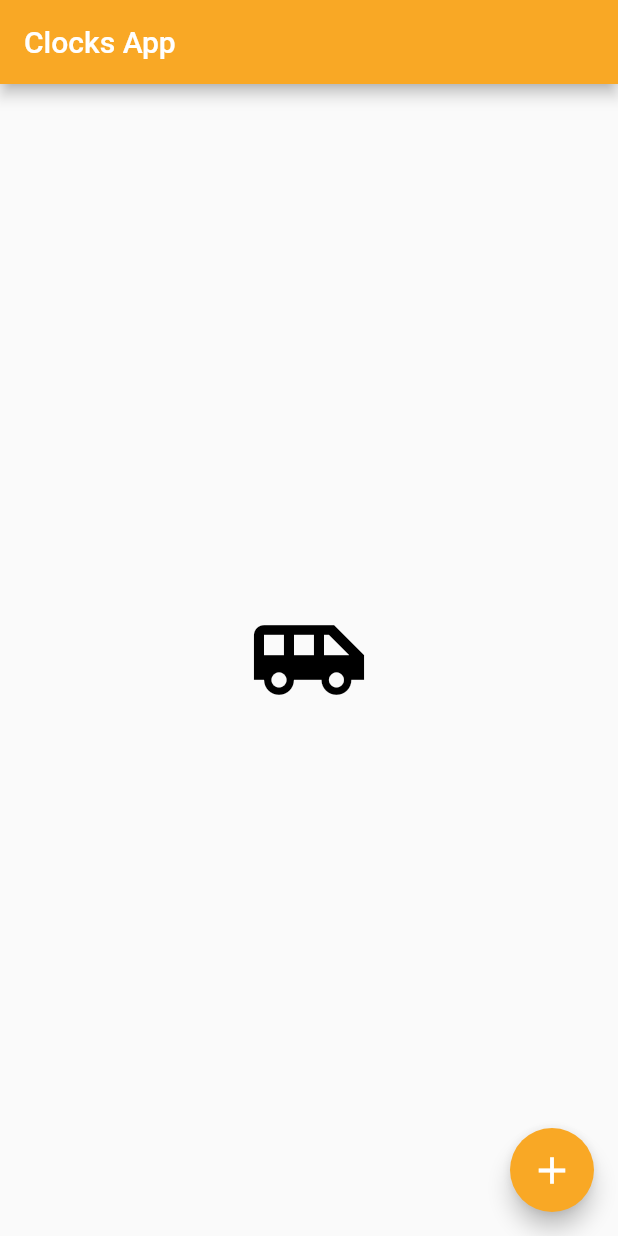
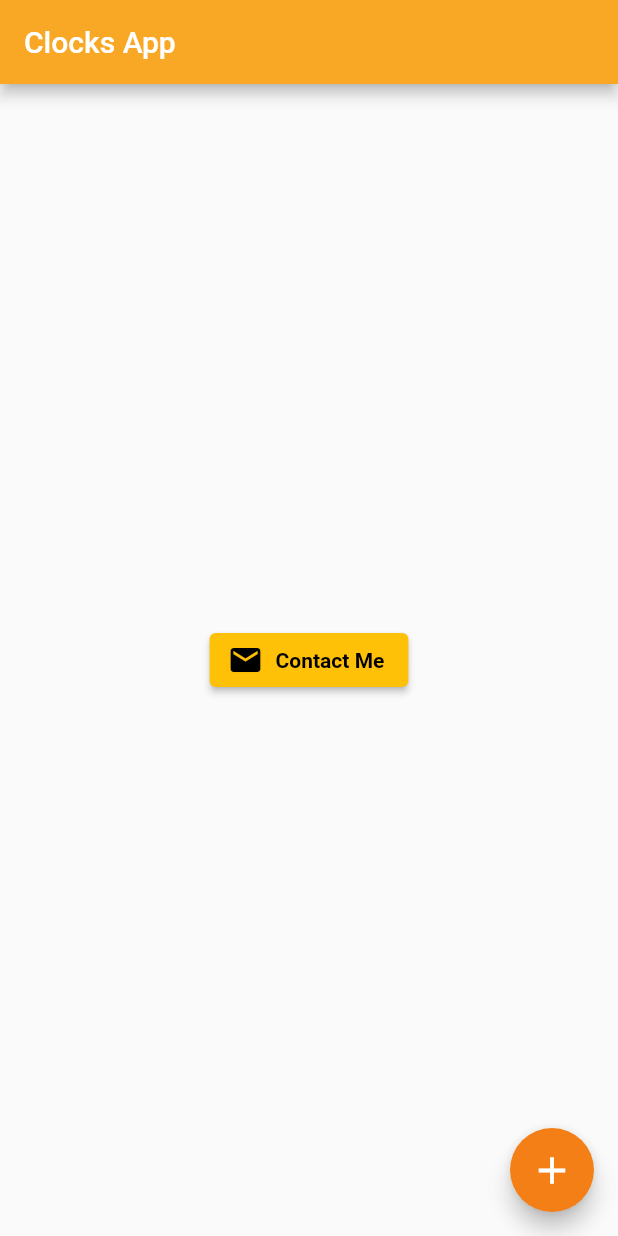
Before and after one commit to tamathecxder/first_app, a Flutter app: the screen it shows after launch, on a phone screen of 412 x 824 dp. Run offline on Flutter 3.47's test engine with Material 2 defaults, Android fonts, the phone set to English and light mode, and no system bars.

Commit message:
Menambahkan button widget pada project

```diff
--- a/lib/main.dart
+++ b/lib/main.dart
@@ -14,19 +14,22 @@ class Home extends StatelessWidget {
         backgroundColor: Colors.yellow[800],
       ),
       body: Center(
-        child: Icon(
-          Icons.airport_shuttle,
-          size: 80.0,
-          color: Colors.black,
-        ),
-      ),
+          child: ElevatedButton.icon(
+              onPressed: () {},
+              style: ElevatedButton.styleFrom(backgroundColor: Colors.amber),
+              icon: Icon(Icons.mail, color: Colors.black),
+              label: const Text(
+                "Contact Me",
+                style:
+                    TextStyle(color: Colors.black, fontWeight: FontWeight.bold),
+              ))),
       floatingActionButton: FloatingActionButton(
         onPressed: null,
         child: Icon(
           Icons.add,
           size: 30.0,
         ),
-        backgroundColor: Colors.yellow[800],
+        backgroundColor: Colors.yellow[900],
       ),
     );
   }
```
Also changed, not shown: 1 other file.
